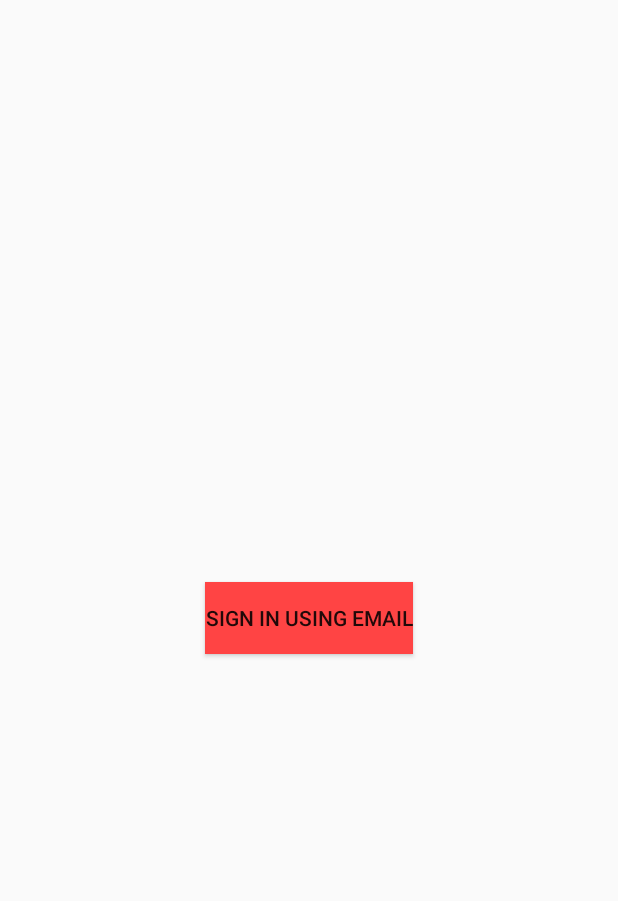
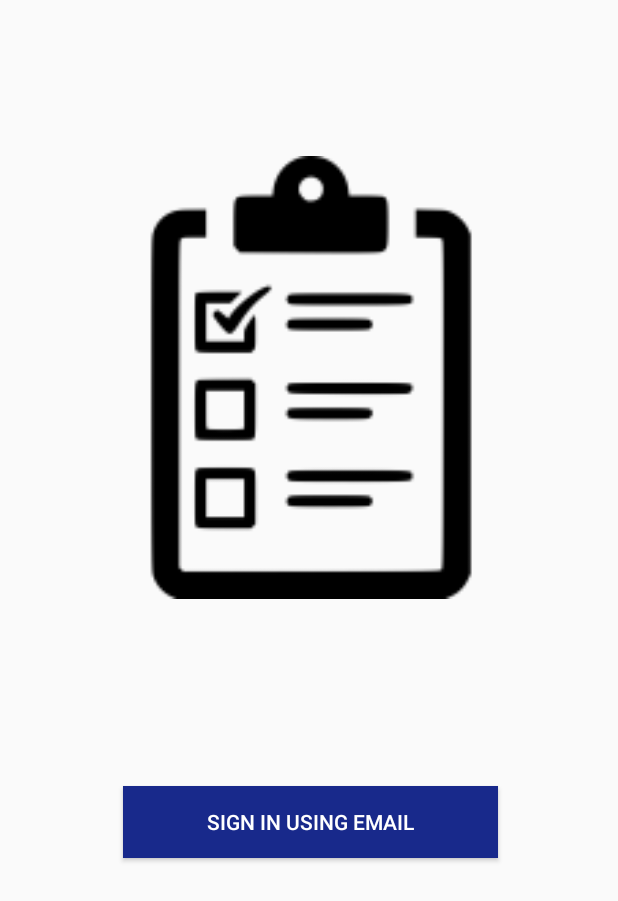
Before and after one commit to cah-suraj-bangera/To_Do_List_Android, an Android app: the layout activity_login_screen.xml on its own in the app's theme, with its tools: preview values and no code run, on a phone screen of 412 x 824 dp. Shown: the top 901 px of the screen. Run offline under Robolectric (Android 15) with nearby library versions, the phone set to English and light mode, and no system bars.

```diff
--- a/app/src/main/java/com/example/todolisdt/LoginScreen.kt
+++ b/app/src/main/java/com/example/todolisdt/LoginScreen.kt
@@ -17,6 +17,9 @@ class LoginScreen : AppCompatActivity() {
     override fun onCreate(savedInstanceState: Bundle?) {
         super.onCreate(savedInstanceState)
         setContentView(R.layout.activity_login_screen)
+        if (getSupportActionBar() != null) {
+            getSupportActionBar()?.hide()
+        }
         mAuth = FirebaseAuth.getInstance();
         val providers = arrayListOf(
             AuthUI.IdpConfig.EmailBuilder().build())
--- a/app/src/main/res/layout/activity_login_screen.xml
+++ b/app/src/main/res/layout/activity_login_screen.xml
@@ -1,19 +1,34 @@
 <?xml version="1.0" encoding="utf-8"?>
-<RelativeLayout xmlns:android="http://schemas.android.com/apk/res/android"
+<androidx.constraintlayout.widget.ConstraintLayout xmlns:android="http://schemas.android.com/apk/res/android"
     xmlns:app="http://schemas.android.com/apk/res-auto"
     xmlns:tools="http://schemas.android.com/tools"
-    android:theme="@style/Theme.AppCompat.Light.NoActionBar"
+    android:theme="@style/Theme.AppCompat.DayNight.NoActionBar"
     android:layout_width="match_parent"
     android:layout_height="match_parent"
     tools:context=".LoginScreen">
 
+    <ImageView
+        android:layout_width="295dp"
+        android:layout_height="431dp"
+        android:layout_above="@+id/loginButton"
+        android:layout_alignParentEnd="true"
+        android:layout_marginTop="36dp"
+        android:layout_marginEnd="56dp"
+        android:src="@mipmap/front_logo_foreground"
+        app:layout_constraintEnd_toEndOf="parent"
+        app:layout_constraintTop_toTopOf="parent" />
+
     <Button
         android:id="@+id/loginButton"
-        android:layout_width="wrap_content"
+        android:layout_width="250dp"
         android:layout_height="wrap_content"
-        android:layout_centerInParent="true"
+        android:layout_alignParentTop="true"
+        android:layout_alignParentEnd="true"
+        android:layout_marginTop="524dp"
+        android:layout_marginEnd="80dp"
+        android:background="#18298B"
         android:text="Sign in using Email"
+        android:textColor="#FFFFFF"
         app:layout_constraintEnd_toEndOf="parent"
-        app:layout_constraintTop_toTopOf="parent"
-        android:background="@color/colorAccent"/>
-</RelativeLayout>
+        app:layout_constraintTop_toTopOf="parent" />
+</androidx.constraintlayout.widget.ConstraintLayout>
--- /dev/null
+++ b/app/src/main/res/mipmap-anydpi-v26/front_logo.xml
@@ -0,0 +1,5 @@
+<?xml version="1.0" encoding="utf-8"?>
+<adaptive-icon xmlns:android="http://schemas.android.com/apk/res/android">
+    <background android:drawable="@color/front_logo_background"/>
+    <foreground android:drawable="@mipmap/front_logo_foreground"/>
+</adaptive-icon>
--- /dev/null
+++ b/app/src/main/res/values/front_logo_background.xml
@@ -0,0 +1,4 @@
+<?xml version="1.0" encoding="utf-8"?>
+<resources>
+    <color name="front_logo_background">#FFFFFF</color>
+</resources>
```
Also changed, not shown: app/src/main/java/com/example/todolisdt/MainActivity.kt (+14 -7 lines), app/src/main/Logo-playstore.png (added), app/src/main/front_logo-playstore.png (added), app/src/main/res/mipmap-hdpi/front_logo.png (added), app/src/main/res/mipmap-hdpi/front_logo_foreground.png (added), app/src/main/res/mipmap-mdpi/front_logo.png (added), app/src/main/res/mipmap-mdpi/front_logo_foreground.png (added), app/src/main/res/mipmap-xhdpi/front_logo.png (added), app/src/main/res/mipmap-xhdpi/front_logo_foreground.png (added), app/src/main/res/mipmap-xxhdpi/front_logo.png (added), app/src/main/res/mipmap-xxhdpi/front_logo_foreground.png (added), app/src/main/res/mipmap-xxxhdpi/front_logo.png (added), app/src/main/res/mipmap-xxxhdpi/front_logo_foreground.png (added).
